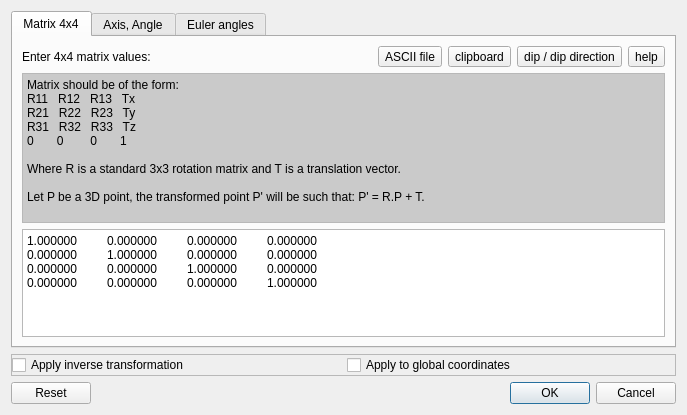
Before: the Qt Designer form qCC/ui_templates/applyTransformationDlg.ui in CloudCompare/CloudCompare, drawn with Qt 5.
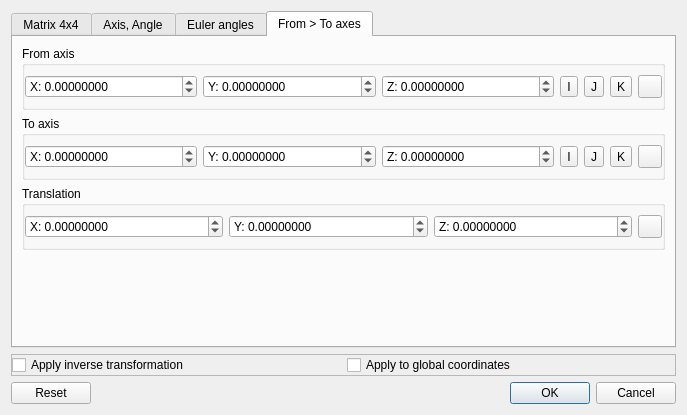
After: the same form once the commit is applied. The open tabs and pages were chosen to show the change. Icons and pictures are not drawn.

```diff
--- a/qCC/ui_templates/applyTransformationDlg.ui
+++ b/qCC/ui_templates/applyTransformationDlg.ui
@@ -552,6 +552,317 @@
        </item>
       </layout>
      </widget>
+     <widget class="QWidget" name="tab_4">
+      <attribute name="title">
+       <string>From &gt; To axes</string>
+      </attribute>
+      <layout class="QVBoxLayout" name="verticalLayout_5">
+       <item>
+        <widget class="QGroupBox" name="fromGroupBox">
+         <property name="title">
+          <string>From axis</string>
+         </property>
+         <property name="flat">
+          <bool>true</bool>
+         </property>
+         <layout class="QHBoxLayout" name="horizontalLayout_7">
+          <property name="leftMargin">
+           <number>0</number>
+          </property>
+          <property name="rightMargin">
+           <number>0</number>
+          </property>
+          <item>
+           <widget class="QDoubleSpinBox" name="fromXAxisDoubleSpinBox">
+            <property name="prefix">
+             <string notr="true">X: </string>
+            </property>
+            <property name="decimals">
+             <number>8</number>
+            </property>
+            <property name="minimum">
+             <double>-1000000000.000000000000000</double>
+            </property>
+            <property name="maximum">
+             <double>1000000000.000000000000000</double>
+            </property>
+           </widget>
+          </item>
+          <item>
+           <widget class="QDoubleSpinBox" name="fromYAxisDoubleSpinBox">
+            <property name="prefix">
+             <string notr="true">Y: </string>
+            </property>
+            <property name="decimals">
+             <number>8</number>
+            </property>
+            <property name="minimum">
+             <double>-1000000000.000000000000000</double>
+            </property>
+            <property name="maximum">
+             <double>1000000000.000000000000000</double>
+            </property>
+           </widget>
+          </item>
+          <item>
+           <widget class="QDoubleSpinBox" name="fromZAxisDoubleSpinBox">
+            <property name="prefix">
+             <string notr="true">Z: </string>
+            </property>
+            <property name="decimals">
+             <number>8</number>
+            </property>
+            <property name="minimum">
+             <double>-1000000000.000000000000000</double>
+            </property>
+            <property name="maximum">
+             <double>1000000000.000000000000000</double>
+            </property>
+           </widget>
+          </item>
+          <item>
+           <widget class="QToolButton" name="setFromAxisIToolButton">
+            <property name="toolTip">
+             <string>Shortcut to set the rotation axis to (1, 0, 0)</string>
+            </property>
+            <property name="text">
+             <string>I</string>
+            </property>
+           </widget>
+          </item>
+          <item>
+           <widget class="QToolButton" name="setFromAxisJToolButton">
+            <property name="toolTip">
+             <string>Shortcut to set the rotation axis to (0, 1, 0)</string>
+            </property>
+            <property name="text">
+             <string>J</string>
+            </property>
+           </widget>
+          </item>
+          <item>
+           <widget class="QToolButton" name="setFromAxisKToolButton">
+            <property name="toolTip">
+             <string>Shortcut to set the rotation axis to (0, 0, 1)</string>
+            </property>
+            <property name="text">
+             <string>K</string>
+            </property>
+           </widget>
+          </item>
+          <item>
+           <widget class="QToolButton" name="pasteFromAxisToolButton">
+            <property name="toolTip">
+             <string>Paste from clipboard (3 values expected, separated by a comma, a semicolon or whitespaces)</string>
+            </property>
+            <property name="icon">
+             <iconset resource="../icons.qrc">
+              <normaloff>:/CC/images/clipboard.png</normaloff>:/CC/images/clipboard.png</iconset>
+            </property>
+           </widget>
+          </item>
+         </layout>
+        </widget>
+       </item>
+       <item>
+        <widget class="QGroupBox" name="toGroupBox">
+         <property name="title">
+          <string>To axis</string>
+         </property>
+         <property name="flat">
+          <bool>true</bool>
+         </property>
+         <layout class="QHBoxLayout" name="horizontalLayout_9">
+          <property name="leftMargin">
+           <number>0</number>
+          </property>
+          <property name="rightMargin">
+           <number>0</number>
+          </property>
+          <item>
+           <widget class="QDoubleSpinBox" name="toXAxisDoubleSpinBox">
+            <property name="prefix">
+             <string notr="true">X: </string>
+            </property>
+            <property name="decimals">
+             <number>8</number>
+            </property>
+            <property name="minimum">
+             <double>-1000000000.000000000000000</double>
+            </property>
+            <property name="maximum">
+             <double>1000000000.000000000000000</double>
+            </property>
+           </widget>
+          </item>
+          <item>
+           <widget class="QDoubleSpinBox" name="toYAxisDoubleSpinBox">
+            <property name="prefix">
+             <string notr="true">Y: </string>
+            </property>
+            <property name="decimals">
+             <number>8</number>
+            </property>
+            <property name="minimum">
+             <double>-1000000000.000000000000000</double>
+            </property>
+            <property name="maximum">
+             <double>1000000000.000000000000000</double>
+            </property>
+           </widget>
+          </item>
+          <item>
+           <widget class="QDoubleSpinBox" name="toZAxisDoubleSpinBox">
+            <property name="prefix">
+             <string notr="true">Z: </string>
+            </property>
+            <property name="decimals">
+             <number>8</number>
+            </property>
+            <property name="minimum">
+             <double>-1000000000.000000000000000</double>
+            </property>
+            <property name="maximum">
+             <double>1000000000.000000000000000</double>
+            </property>
+           </widget>
+          </item>
+          <item>
+           <widget class="QToolButton" name="setToAxisIToolButton">
+            <property name="toolTip">
+             <string>Shortcut to set the rotation axis to (1, 0, 0)</string>
+            </property>
+            <property name="text">
+             <string>I</string>
+            </property>
+           </widget>
+          </item>
+          <item>
+           <widget class="QToolButton" name="setToAxisJToolButton">
+            <property name="toolTip">
+             <string>Shortcut to set the rotation axis to (0, 1, 0)</string>
+            </property>
+            <property name="text">
+             <string>J</string>
+            </property>
+           </widget>
+          </item>
+          <item>
+           <widget class="QToolButton" name="setToAxisKToolButton">
+            <property name="toolTip">
+             <string>Shortcut to set the rotation axis to (0, 0, 1)</string>
+            </property>
+            <property name="text">
+             <string>K</string>
+            </property>
+           </widget>
+          </item>
+          <item>
+           <widget class="QToolButton" name="pasteToAxisToolButton">
+            <property name="toolTip">
+             <string>Paste from clipboard (3 values expected, separated by a comma, a semicolon or whitespaces)</string>
+            </property>
+            <property name="icon">
+             <iconset resource="../icons.qrc">
+              <normaloff>:/CC/images/clipboard.png</normaloff>:/CC/images/clipboard.png</iconset>
+            </property>
+           </widget>
+          </item>
+         </layout>
+        </widget>
+       </item>
+       <item>
+        <widget class="QGroupBox" name="fromToTransGroupBox">
+         <property name="title">
+          <string>Translation</string>
+         </property>
+         <property name="flat">
+          <bool>true</bool>
+         </property>
+         <layout class="QHBoxLayout" name="horizontalLayout_10">
+          <property name="leftMargin">
+           <number>0</number>
+          </property>
+          <property name="rightMargin">
+           <number>0</number>
+          </property>
+          <item>
+           <widget class="QDoubleSpinBox" name="fromToTxAxisDoubleSpinBox">
+            <property name="prefix">
+             <string notr="true">X: </string>
+            </property>
+            <property name="decimals">
+             <number>8</number>
+            </property>
+            <property name="minimum">
+             <double>-1000000000.000000000000000</double>
+            </property>
+            <property name="maximum">
+             <double>1000000000.000000000000000</double>
+            </property>
+           </widget>
+          </item>
+          <item>
+           <widget class="QDoubleSpinBox" name="fromToTyAxisDoubleSpinBox">
+            <property name="prefix">
+             <string notr="true">Y: </string>
+            </property>
+            <property name="decimals">
+             <number>8</number>
+            </property>
+            <property name="minimum">
+             <double>-1000000000.000000000000000</double>
+            </property>
+            <property name="maximum">
+             <double>1000000000.000000000000000</double>
+            </property>
+           </widget>
+          </item>
+          <item>
+           <widget class="QDoubleSpinBox" name="fromToTzAxisDoubleSpinBox">
+            <property name="prefix">
+             <string notr="true">Z: </string>
+            </property>
+            <property name="decimals">
+             <number>8</number>
+            </property>
+            <property name="minimum">
+             <double>-1000000000.000000000000000</double>
+            </property>
+            <property name="maximum">
+             <double>1000000000.000000000000000</double>
+            </property>
+           </widget>
+          </item>
+          <item>
+           <widget class="QToolButton" name="pasteFromToTransToolButton">
+            <property name="toolTip">
+             <string>Paste from clipboard (3 values expected, separated by a comma, a semicolon or whitespaces)</string>
+            </property>
+            <property name="icon">
+             <iconset resource="../icons.qrc">
+              <normaloff>:/CC/images/clipboard.png</normaloff>:/CC/images/clipboard.png</iconset>
+            </property>
+           </widget>
+          </item>
+         </layout>
+        </widget>
+       </item>
+       <item>
+        <spacer name="verticalSpacer_3">
+         <property name="orientation">
+          <enum>Qt::Vertical</enum>
+         </property>
+         <property name="sizeHint" stdset="0">
+          <size>
+           <width>20</width>
+           <height>119</height>
+          </size>
+         </property>
+        </spacer>
+       </item>
+      </layout>
+     </widget>
     </widget>
    </item>
    <item>
```
Left out of the diff: 53 changed lines with no effect on the pictures.
